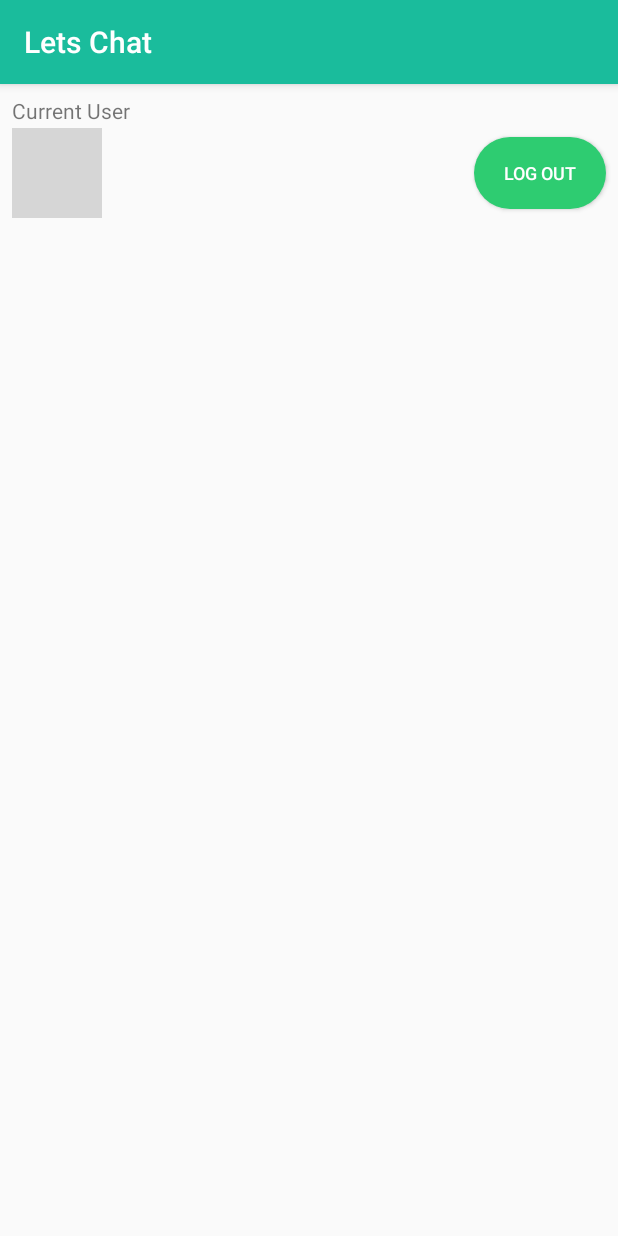
After one commit to arnabmaji/LetsChat-android, an Android app: the SettingsActivity screen opened directly, with no data from a screen before it, on a phone screen of 412 x 824 dp. The commit adds this screen. Run offline under Robolectric (Android 15) with nearby library versions, the phone set to English and light mode, and no system bars; our stand-ins replace Firebase (no records; nobody signed in at launch, a user with empty details on screens opened directly); grey boxes are pictures that could not be loaded.

Commit message:
Implemented: Automatic Sign-in on save log in info. Log-Out feature

```diff
--- a/app/src/main/AndroidManifest.xml
+++ b/app/src/main/AndroidManifest.xml
@@ -9,7 +9,8 @@
         android:roundIcon="@mipmap/ic_launcher_round"
         android:supportsRtl="true"
         android:theme="@style/AppTheme">
-        <activity android:name=".UsersListActivity"></activity>
+        <activity android:name=".SettingsActivity"></activity>
+        <activity android:name=".UsersListActivity" />
         <activity android:name=".SignUpActivity" />
         <activity android:name=".LoginActivity">
             <intent-filter>
--- /dev/null
+++ b/app/src/main/java/io/github/arnabmaji19/letschat/SettingsActivity.java
@@ -0,0 +1,43 @@
+package io.github.arnabmaji19.letschat;
+
+import androidx.appcompat.app.AppCompatActivity;
+
+import android.content.Intent;
+import android.content.SharedPreferences;
+import android.os.Bundle;
+import android.view.View;
+import android.widget.TextView;
+import android.widget.Toast;
+
+import com.google.firebase.auth.FirebaseAuth;
+
+public class SettingsActivity extends AppCompatActivity {
+
+    private SharedPreferences preferences;
+
+    @Override
+    protected void onCreate(Bundle savedInstanceState) {
+        super.onCreate(savedInstanceState);
+        setContentView(R.layout.activity_settings);
+        //Getting current user's info
+        preferences = getSharedPreferences(getPackageName(),MODE_PRIVATE);
+        String userEmail = preferences.getString("current_user_email","");
+
+        //Linking the views
+        TextView userInfoTextView = findViewById(R.id.userInfoTextView);
+        String info = userEmail.split("@")[0]+"\n"+userEmail;
+        userInfoTextView.setText(info);
+    }
+
+    public void logOutCurrentUser(View view){
+        Toast.makeText(this,"User Logged Out",Toast.LENGTH_SHORT).show();
+        //Clearing out saved Login info
+        preferences.edit()
+                .putString("current_user_email",null)
+                .putString("current_user_password",null)
+                .apply();
+        FirebaseAuth.getInstance().signOut();
+        startActivity(new Intent(this,LoginActivity.class));
+        finish();
+    }
+}
--- /dev/null
+++ b/app/src/main/res/layout/activity_settings.xml
@@ -0,0 +1,52 @@
+<?xml version="1.0" encoding="utf-8"?>
+<androidx.constraintlayout.widget.ConstraintLayout xmlns:android="http://schemas.android.com/apk/res/android"
+    xmlns:app="http://schemas.android.com/apk/res-auto"
+    xmlns:tools="http://schemas.android.com/tools"
+    android:layout_width="match_parent"
+    android:layout_height="match_parent"
+    tools:context=".SettingsActivity">
+
+    <ImageView
+        android:id="@+id/currentUserIcon"
+        android:layout_width="60dp"
+        android:layout_height="60dp"
+        android:layout_marginStart="8dp"
+        android:layout_marginTop="2dp"
+        android:contentDescription="@string/user_icon"
+        app:layout_constraintStart_toStartOf="parent"
+        app:layout_constraintTop_toBottomOf="@+id/currentUserHeader"
+        app:srcCompat="@drawable/user" />
+
+    <TextView
+        android:id="@+id/userInfoTextView"
+        android:layout_width="wrap_content"
+        android:layout_height="wrap_content"
+        android:layout_marginStart="8dp"
+        app:layout_constraintBottom_toBottomOf="@+id/currentUserIcon"
+        app:layout_constraintStart_toEndOf="@+id/currentUserIcon"
+        app:layout_constraintTop_toTopOf="@+id/currentUserIcon" />
+
+    <TextView
+        android:id="@+id/currentUserHeader"
+        android:layout_width="wrap_content"
+        android:layout_height="wrap_content"
+        android:layout_marginStart="8dp"
+        android:layout_marginTop="8dp"
+        android:text="@string/current_user"
+        app:layout_constraintStart_toStartOf="parent"
+        app:layout_constraintTop_toTopOf="parent" />
+
+    <Button
+        android:id="@+id/logOutButton"
+        android:layout_width="wrap_content"
+        android:layout_height="wrap_content"
+        android:layout_marginEnd="8dp"
+        android:background="@drawable/round_button_fill"
+        android:onClick="logOutCurrentUser"
+        android:text="@string/log_out"
+        android:textColor="@android:color/background_light"
+        android:textSize="12sp"
+        app:layout_constraintBottom_toBottomOf="@+id/currentUserIcon"
+        app:layout_constraintEnd_toEndOf="parent"
+        app:layout_constraintTop_toTopOf="@+id/currentUserIcon" />
+</androidx.constraintlayout.widget.ConstraintLayout>
--- a/app/src/main/res/values/strings.xml
+++ b/app/src/main/res/values/strings.xml
@@ -15,4 +15,6 @@
     <string name="other_users">Other Users</string>
     <string name="remember_login">Remember Log In information</string>
     <string name="terms_conditions">I agree to the terms and conditions</string>
+    <string name="settings">Settings</string>
+    <string name="log_out">Log Out</string>
 </resources>
```
Also changed, not shown: app/src/main/java/io/github/arnabmaji19/letschat/LoginActivity.java (+24 -2 lines), app/src/main/java/io/github/arnabmaji19/letschat/UsersListActivity.java (+26 -9 lines), app/src/main/res/layout/activity_users_list.xml (+6 -4 lines), app/src/main/res/menu/main_menu.xml (added, +7 -0 lines).
